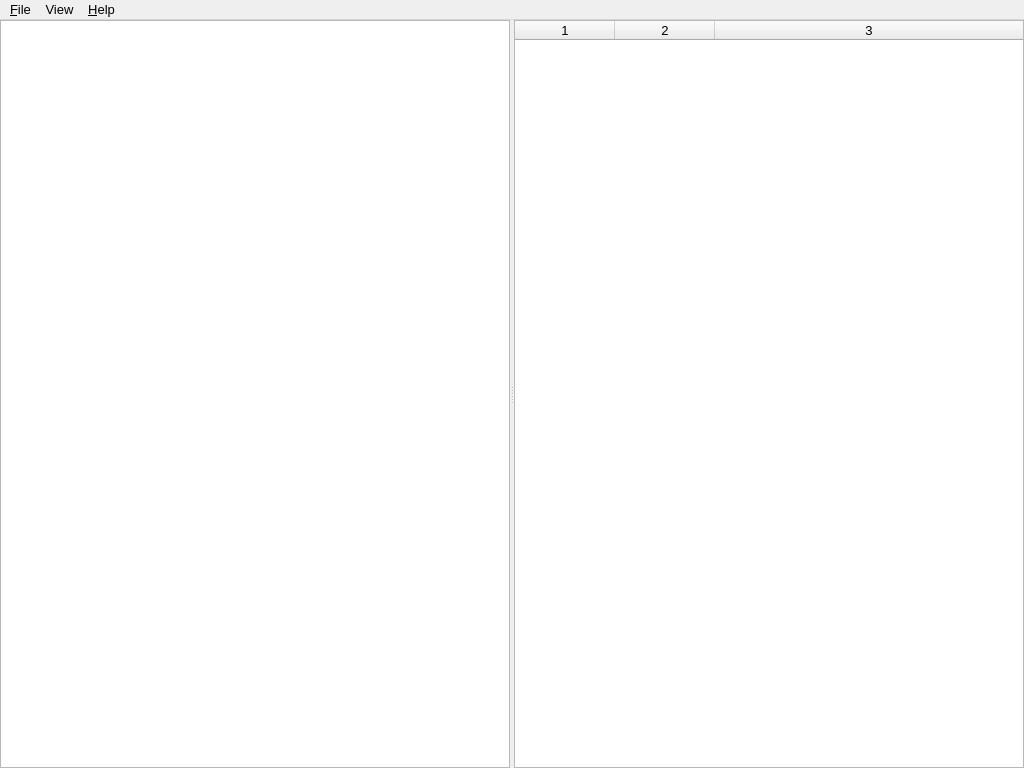
Before: the Qt Designer form src/gui/applicationwindow_view.ui in eseo-emc/emctestbench, drawn with Qt 5.
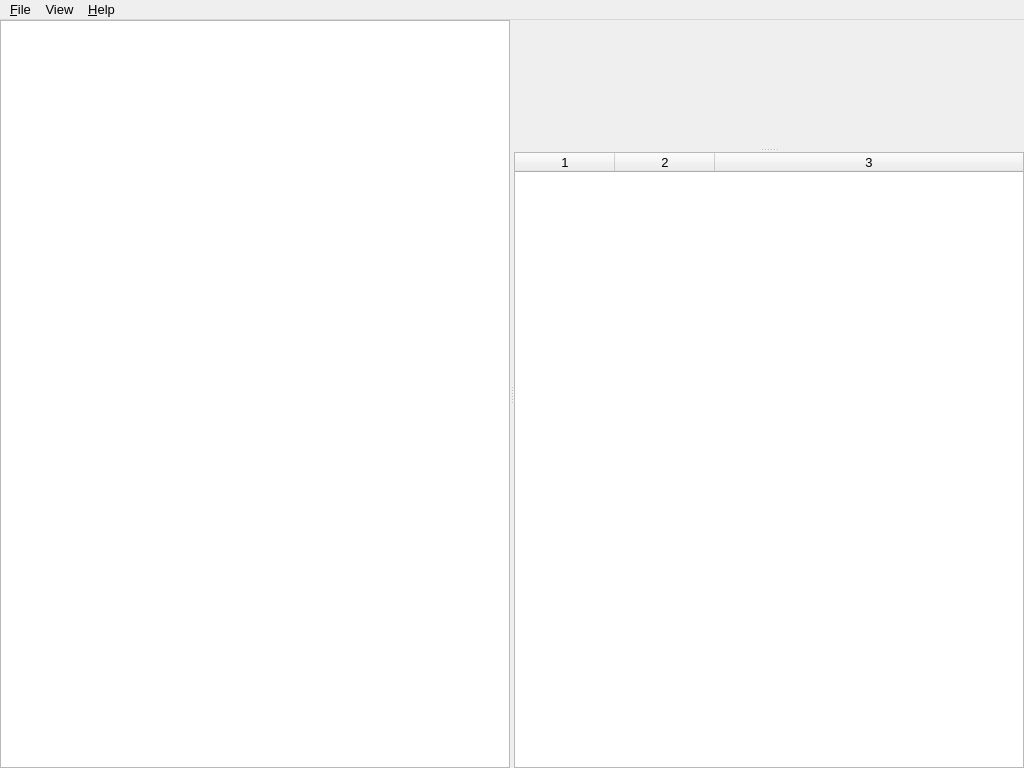
After: the same form once the commit is applied. Custom widgets are drawn as their Qt base class.

Patch:
```diff
--- a/src/gui/applicationwindow_view.ui
+++ b/src/gui/applicationwindow_view.ui
@@ -28,12 +28,6 @@
       <property name="orientation">
        <enum>Qt::Horizontal</enum>
       </property>
-      <widget class="QWidget" name="layoutWidget">
-       <layout class="QVBoxLayout" name="verticalLayout">
-        <property name="spacing">
-         <number>0</number>
-        </property>
-        <item>
          <widget class="SystemTreeWidget" name="systemTree">
           <property name="contextMenuPolicy">
            <enum>Qt::CustomContextMenu</enum>
@@ -59,13 +53,33 @@
            </property>
           </column>
          </widget>
-        </item>
-       </layout>
-      </widget>
       <widget class="QSplitter" name="splitter">
        <property name="orientation">
         <enum>Qt::Vertical</enum>
        </property>
+       <widget class="QWidget" name="">
+        <layout class="QVBoxLayout" name="verticalLayout">
+         <property name="spacing">
+          <number>0</number>
+         </property>
+         <item>
+          <widget class="DropWidget" name="mainDropWidget" native="true"/>
+         </item>
+         <item>
+          <spacer name="verticalSpacer">
+           <property name="orientation">
+            <enum>Qt::Vertical</enum>
+           </property>
+           <property name="sizeHint" stdset="0">
+            <size>
+             <width>20</width>
+             <height>40</height>
+            </size>
+           </property>
+          </spacer>
+         </item>
+        </layout>
+       </widget>
        <widget class="LogWidget" name="logView">
         <property name="editTriggers">
          <set>QAbstractItemView::NoEditTriggers</set>
@@ -190,6 +204,12 @@
   </action>
  </widget>
  <customwidgets>
+  <customwidget>
+   <class>DropWidget</class>
+   <extends>QWidget</extends>
+   <header>gui.dropwidget_controller.h</header>
+   <container>1</container>
+  </customwidget>
   <customwidget>
    <class>LogWidget</class>
    <extends>QTableWidget</extends>
```
Left out of the diff: 2 changed lines with no effect on the pictures. Lines whose indentation alone changed are shown as unchanged.
